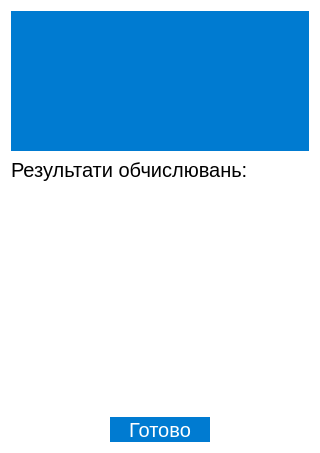
First picture: the form in resultAllOptions1col.ui, repository NonExistentUsername/proctica, before the edit.
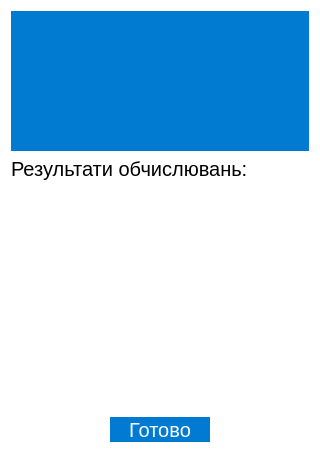
Second picture: the form after the edit.

The edit to the form file:
```diff
--- a/resultAllOptions1col.ui
+++ b/resultAllOptions1col.ui
@@ -16,7 +16,7 @@
   <property name="styleSheet">
    <string notr="true">background-color: rgb(255, 255, 255);</string>
   </property>
-  <layout class="QVBoxLayout" name="verticalLayout">
+  <layout class="QVBoxLayout" name="verticalLayout_2">
    <item>
     <widget class="QLabel" name="label_2">
      <property name="minimumSize">
@@ -73,60 +73,15 @@
     </widget>
    </item>
    <item>
-    <layout class="QVBoxLayout" name="verticalLayout_2">
+    <layout class="QVBoxLayout" name="verticalLayout">
      <item>
       <widget class="QLabel" name="val1">
-       <property name="font">
-        <font>
-         <pointsize>15</pointsize>
-        </font>
+       <property name="minimumSize">
+        <size>
+         <width>0</width>
+         <height>20</height>
+        </size>
        </property>
-       <property name="styleSheet">
-        <string notr="true">color:black;
-
-</string>
-       </property>
-       <property name="text">
-        <string/>
-       </property>
-      </widget>
-     </item>
-     <item>
-      <widget class="QLabel" name="val6">
-       <property name="font">
-        <font>
-         <pointsize>15</pointsize>
-        </font>
-       </property>
-       <property name="styleSheet">
-        <string notr="true">color:black;
-
-</string>
-       </property>
-       <property name="text">
-        <string/>
-       </property>
-      </widget>
-     </item>
-     <item>
-      <widget class="QLabel" name="val5">
-       <property name="font">
-        <font>
-         <pointsize>15</pointsize>
-        </font>
-       </property>
-       <property name="styleSheet">
-        <string notr="true">color:black;
-
-</string>
-       </property>
-       <property name="text">
-        <string/>
-       </property>
-      </widget>
-     </item>
-     <item>
-      <widget class="QLabel" name="val3">
        <property name="font">
         <font>
          <pointsize>15</pointsize>
@@ -144,6 +99,35 @@
      </item>
      <item>
       <widget class="QLabel" name="val2">
+       <property name="minimumSize">
+        <size>
+         <width>0</width>
+         <height>20</height>
+        </size>
+       </property>
+       <property name="font">
+        <font>
+         <pointsize>15</pointsize>
+        </font>
+       </property>
+       <property name="styleSheet">
+        <string notr="true">color:black;
+
+</string>
+       </property>
+       <property name="text">
+        <string/>
+       </property>
+      </widget>
+     </item>
+     <item>
+      <widget class="QLabel" name="val3">
+       <property name="minimumSize">
+        <size>
+         <width>0</width>
+         <height>20</height>
+        </size>
+       </property>
        <property name="font">
         <font>
          <pointsize>15</pointsize>
@@ -161,6 +145,58 @@
      </item>
      <item>
       <widget class="QLabel" name="val4">
+       <property name="minimumSize">
+        <size>
+         <width>0</width>
+         <height>20</height>
+        </size>
+       </property>
+       <property name="font">
+        <font>
+         <pointsize>15</pointsize>
+        </font>
+       </property>
+       <property name="styleSheet">
+        <string notr="true">color:black;
+
+</string>
+       </property>
+       <property name="text">
+        <string/>
+       </property>
+      </widget>
+     </item>
+     <item>
+      <widget class="QLabel" name="val5">
+       <property name="minimumSize">
+        <size>
+         <width>0</width>
+         <height>20</height>
+        </size>
+       </property>
+       <property name="font">
+        <font>
+         <pointsize>15</pointsize>
+        </font>
+       </property>
+       <property name="styleSheet">
+        <string notr="true">color:black;
+
+</string>
+       </property>
+       <property name="text">
+        <string/>
+       </property>
+      </widget>
+     </item>
+     <item>
+      <widget class="QLabel" name="val6">
+       <property name="minimumSize">
+        <size>
+         <width>0</width>
+         <height>20</height>
+        </size>
+       </property>
        <property name="font">
         <font>
          <pointsize>15</pointsize>
@@ -178,6 +214,12 @@
      </item>
      <item>
       <widget class="QLabel" name="val7">
+       <property name="minimumSize">
+        <size>
+         <width>0</width>
+         <height>20</height>
+        </size>
+       </property>
        <property name="font">
         <font>
          <pointsize>15</pointsize>
@@ -192,6 +234,44 @@
         <string/>
        </property>
       </widget>
+     </item>
+     <item>
+      <widget class="QLabel" name="val8">
+       <property name="minimumSize">
+        <size>
+         <width>0</width>
+         <height>20</height>
+        </size>
+       </property>
+       <property name="font">
+        <font>
+         <pointsize>15</pointsize>
+        </font>
+       </property>
+       <property name="styleSheet">
+        <string notr="true">color:black;
+
+</string>
+       </property>
+       <property name="text">
+        <string/>
+       </property>
+      </widget>
+     </item>
+    </layout>
+   </item>
+   <item>
+    <spacer name="verticalSpacer">
+     <property name="orientation">
+      <enum>Qt::Vertical</enum>
+     </property>
+     <property name="sizeHint" stdset="0">
+      <size>
+       <width>20</width>
+       <height>40</height>
+      </size>
+     </property>
+    </spacer>
      </item>
      <item>
       <layout class="QHBoxLayout" name="horizontalLayout_2">
@@ -225,8 +305,6 @@
           <string>Готово</string>
          </property>
         </widget>
-       </item>
-      </layout>
      </item>
     </layout>
    </item>
```
Lines whose indentation alone changed are shown as unchanged.
